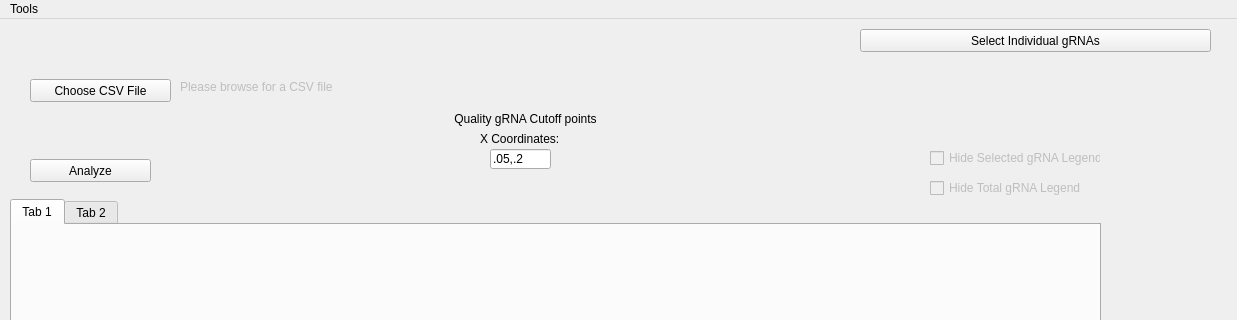
Qt form casper_vip.ui (ddooley2/CASPERapp_2.0) before a commit; both pictures show x 0 to 1237 and y 0 to 320 of the 1237 by 838 pixel window.
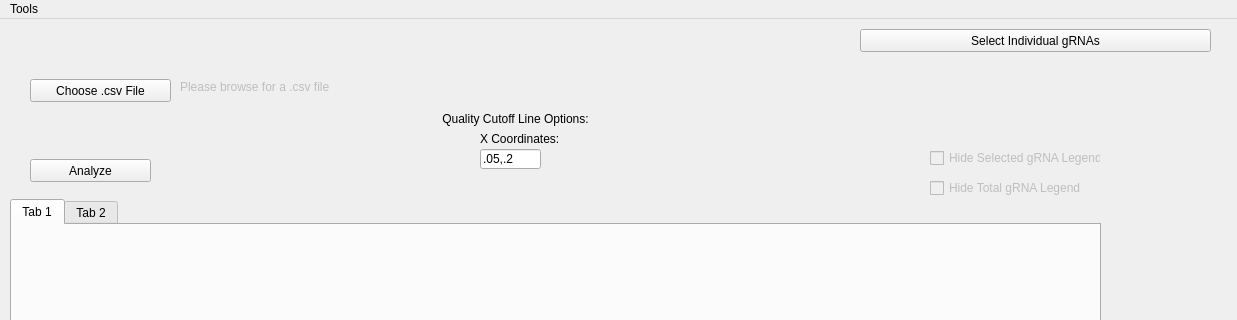
The same form after that commit. Custom widgets are drawn as their Qt base class.

Commit message: Grammatical and visual tweaks to CASPERvip GUIs -David

Diff of the .ui file:
```diff
--- a/casper_vip.ui
+++ b/casper_vip.ui
@@ -27,7 +27,7 @@
      <string>&lt;html&gt;&lt;head/&gt;&lt;body&gt;&lt;p&gt;Please choose a CSV file that was made by the Off-Target tool in the toolbar above.&lt;/p&gt;&lt;/body&gt;&lt;/html&gt;</string>
     </property>
     <property name="text">
-     <string>Choose CSV File</string>
+     <string>Choose .csv File</string>
     </property>
    </widget>
    <widget class="QLabel" name="excel_label">
@@ -46,7 +46,7 @@
      <string>&lt;html&gt;&lt;head/&gt;&lt;body&gt;&lt;p&gt;Please click the &amp;quot;Choose CSV File&amp;quot; button to browse for a CSV file to use.&lt;/p&gt;&lt;/body&gt;&lt;/html&gt;</string>
     </property>
     <property name="text">
-     <string>Please browse for a CSV file</string>
+     <string>Please browse for a .csv file</string>
     </property>
    </widget>
    <widget class="QPushButton" name="back_button">
@@ -126,20 +126,20 @@
    <widget class="QLabel" name="label">
     <property name="geometry">
      <rect>
-      <x>370</x>
+      <x>360</x>
       <y>90</y>
       <width>311</width>
       <height>20</height>
      </rect>
     </property>
     <property name="text">
-     <string>&lt;html&gt;&lt;head/&gt;&lt;body&gt;&lt;p align=&quot;center&quot;&gt;Quality gRNA Cutoff points&lt;/p&gt;&lt;/body&gt;&lt;/html&gt;</string>
+     <string>&lt;html&gt;&lt;head/&gt;&lt;body&gt;&lt;p align=&quot;center&quot;&gt;Quality Cutoff Line Options:&lt;/p&gt;&lt;/body&gt;&lt;/html&gt;</string>
     </property>
    </widget>
    <widget class="QLineEdit" name="x_coord_line">
     <property name="geometry">
      <rect>
-      <x>490</x>
+      <x>480</x>
       <y>130</y>
       <width>61</width>
       <height>20</height>
```
Left out of the diff: 4 changed lines with no effect on the pictures. The commit also changes 5 other files.
